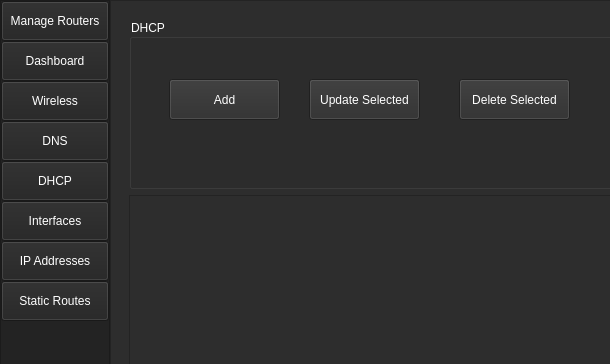
This is UI/ui_main.ui in monico18/LTI-SDN-Controller as Qt 5 draws it before an edit; both pictures show x 0 to 610 and y 0 to 364 of the 1168 by 723 pixel window. The edited form follows.
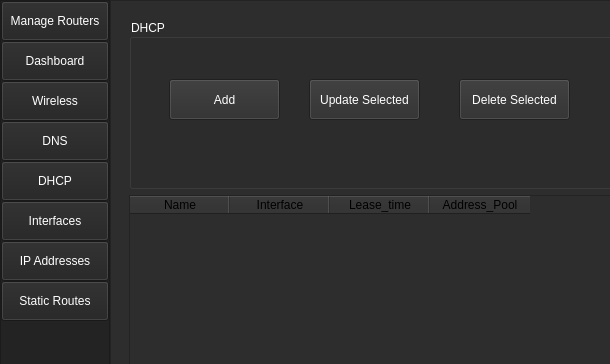
This is the edited form. The open tabs and pages were chosen to show the change.

The edit to the form file:
```diff
--- a/UI/ui_main.ui
+++ b/UI/ui_main.ui
@@ -6362,6 +6362,198 @@
                   <verstretch>3</verstretch>
                  </sizepolicy>
                 </property>
+                <property name="palette">
+                 <palette>
+                  <active>
+                   <colorrole role="WindowText">
+                    <brush brushstyle="SolidPattern">
+                     <color alpha="255">
+                      <red>255</red>
+                      <green>255</green>
+                      <blue>255</blue>
+                     </color>
+                    </brush>
+                   </colorrole>
+                   <colorrole role="Button">
+                    <brush brushstyle="SolidPattern">
+                     <color alpha="255">
+                      <red>45</red>
+                      <green>45</green>
+                      <blue>45</blue>
+                     </color>
+                    </brush>
+                   </colorrole>
+                   <colorrole role="Text">
+                    <brush brushstyle="SolidPattern">
+                     <color alpha="255">
+                      <red>255</red>
+                      <green>255</green>
+                      <blue>255</blue>
+                     </color>
+                    </brush>
+                   </colorrole>
+                   <colorrole role="ButtonText">
+                    <brush brushstyle="SolidPattern">
+                     <color alpha="255">
+                      <red>255</red>
+                      <green>255</green>
+                      <blue>255</blue>
+                     </color>
+                    </brush>
+                   </colorrole>
+                   <colorrole role="Base">
+                    <brush brushstyle="SolidPattern">
+                     <color alpha="255">
+                      <red>45</red>
+                      <green>45</green>
+                      <blue>45</blue>
+                     </color>
+                    </brush>
+                   </colorrole>
+                   <colorrole role="Window">
+                    <brush brushstyle="SolidPattern">
+                     <color alpha="255">
+                      <red>45</red>
+                      <green>45</green>
+                      <blue>45</blue>
+                     </color>
+                    </brush>
+                   </colorrole>
+                  </active>
+                  <inactive>
+                   <colorrole role="WindowText">
+                    <brush brushstyle="SolidPattern">
+                     <color alpha="255">
+                      <red>255</red>
+                      <green>255</green>
+                      <blue>255</blue>
+                     </color>
+                    </brush>
+                   </colorrole>
+                   <colorrole role="Button">
+                    <brush brushstyle="SolidPattern">
+                     <color alpha="255">
+                      <red>45</red>
+                      <green>45</green>
+                      <blue>45</blue>
+                     </color>
+                    </brush>
+                   </colorrole>
+                   <colorrole role="Text">
+                    <brush brushstyle="SolidPattern">
+                     <color alpha="255">
+                      <red>255</red>
+                      <green>255</green>
+                      <blue>255</blue>
+                     </color>
+                    </brush>
+                   </colorrole>
+                   <colorrole role="ButtonText">
+                    <brush brushstyle="SolidPattern">
+                     <color alpha="255">
+                      <red>255</red>
+                      <green>255</green>
+                      <blue>255</blue>
+                     </color>
+                    </brush>
+                   </colorrole>
+                   <colorrole role="Base">
+                    <brush brushstyle="SolidPattern">
+                     <color alpha="255">
+                      <red>45</red>
+                      <green>45</green>
+                      <blue>45</blue>
+                     </color>
+                    </brush>
+                   </colorrole>
+                   <colorrole role="Window">
+                    <brush brushstyle="SolidPattern">
+                     <color alpha="255">
+                      <red>45</red>
+                      <green>45</green>
+                      <blue>45</blue>
+                     </color>
+                    </brush>
+                   </colorrole>
+                  </inactive>
+                  <disabled>
+                   <colorrole role="WindowText">
+                    <brush brushstyle="SolidPattern">
+                     <color alpha="255">
+                      <red>120</red>
+                      <green>120</green>
+                      <blue>120</blue>
+                     </color>
+                    </brush>
+                   </colorrole>
+                   <colorrole role="Button">
+                    <brush brushstyle="SolidPattern">
+                     <color alpha="255">
+                      <red>45</red>
+                      <green>45</green>
+                      <blue>45</blue>
+                     </color>
+                    </brush>
+                   </colorrole>
+                   <colorrole role="Text">
+                    <brush brushstyle="SolidPattern">
+                     <color alpha="255">
+                      <red>120</red>
+                      <green>120</green>
+                      <blue>120</blue>
+                     </color>
+                    </brush>
+                   </colorrole>
+                   <colorrole role="ButtonText">
+                    <brush brushstyle="SolidPattern">
+                     <color alpha="255">
+                      <red>120</red>
+                      <green>120</green>
+                      <blue>120</blue>
+                     </color>
+                    </brush>
+                   </colorrole>
+                   <colorrole role="Base">
+                    <brush brushstyle="SolidPattern">
+                     <color alpha="255">
+                      <red>45</red>
+                      <green>45</green>
+                      <blue>45</blue>
+                     </color>
+                    </brush>
+                   </colorrole>
+                   <colorrole role="Window">
+                    <brush brushstyle="SolidPattern">
+                     <color alpha="255">
+                      <red>45</red>
+                      <green>45</green>
+                      <blue>45</blue>
+                     </color>
+                    </brush>
+                   </colorrole>
+                  </disabled>
+                 </palette>
+                </property>
+                <column>
+                 <property name="text">
+                  <string>Name</string>
+                 </property>
+                </column>
+                <column>
+                 <property name="text">
+                  <string>Interface</string>
+                 </property>
+                </column>
+                <column>
+                 <property name="text">
+                  <string>Lease_time</string>
+                 </property>
+                </column>
+                <column>
+                 <property name="text">
+                  <string>Address_Pool</string>
+                 </property>
+                </column>
                </widget>
               </item>
              </layout>
```
Left out of the diff: 12 changed lines with no effect on the pictures.
